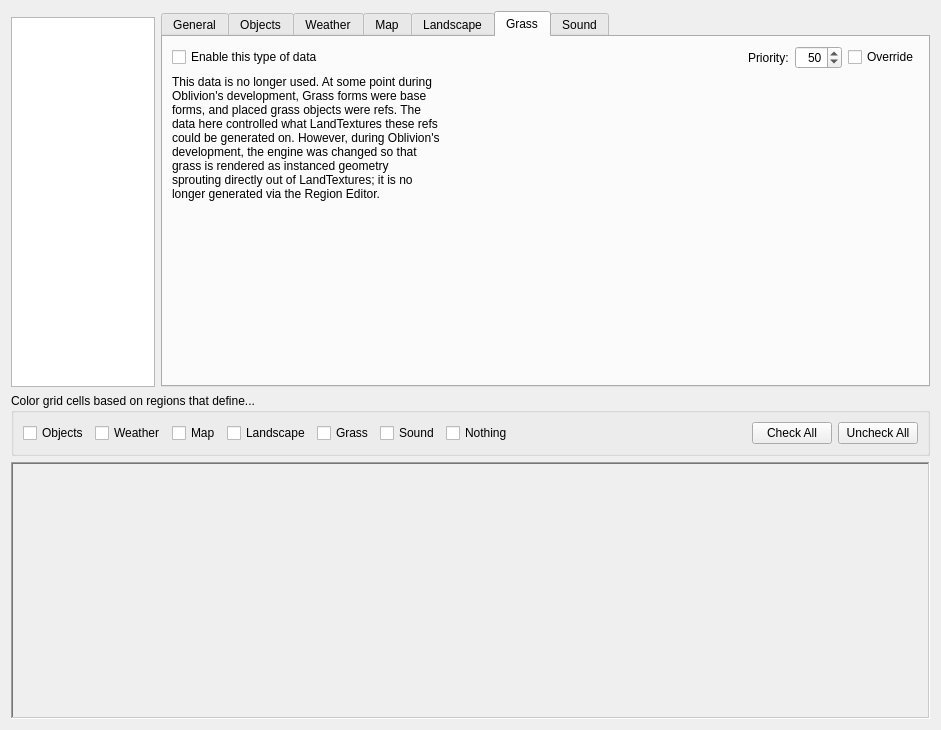
First picture: the form in native/src/DovahKit/ui/form_group_windows/region/region.ui, repository DavidJCobb/DovahKit, before the edit.
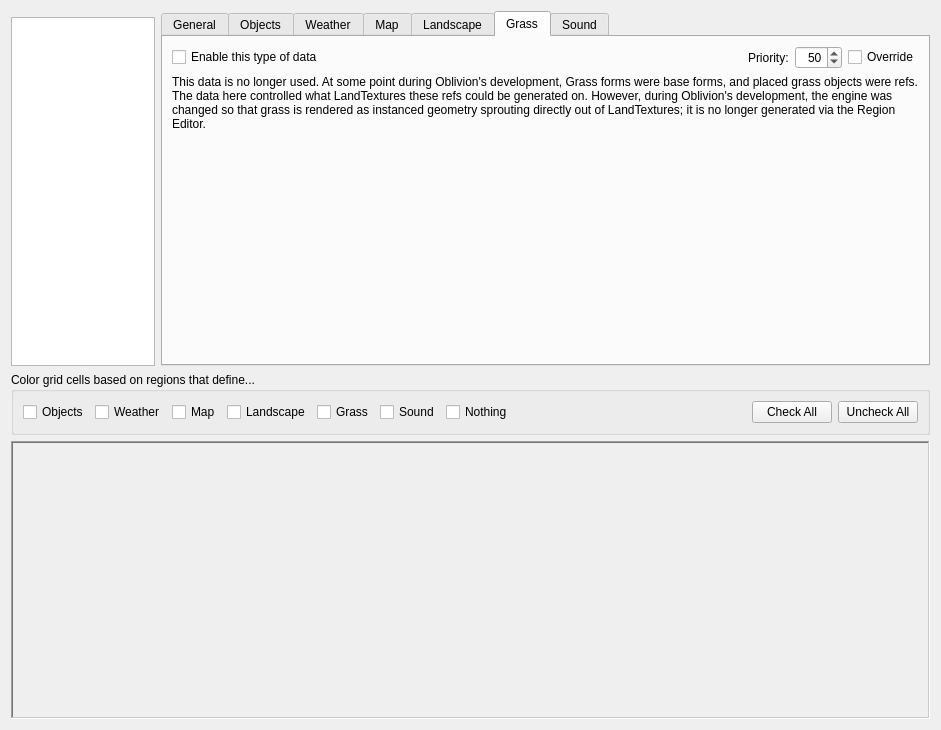
Second picture: the form after the edit. The open tabs and pages were chosen to show the change. Custom widgets are drawn as their Qt base class.

Diff of the .ui file:
```diff
--- a/native/src/DovahKit/ui/form_group_windows/region/region.ui
+++ b/native/src/DovahKit/ui/form_group_windows/region/region.ui
@@ -1143,7 +1143,7 @@
          <string>Grass</string>
         </attribute>
         <layout class="QGridLayout" name="gridLayout_17">
-         <item row="3" column="0">
+         <item row="2" column="0">
           <spacer name="verticalSpacer_6">
            <property name="orientation">
             <enum>Qt::Vertical</enum>
@@ -1151,7 +1151,7 @@
            <property name="sizeHint" stdset="0">
             <size>
              <width>8</width>
-             <height>173</height>
+             <height>184</height>
             </size>
            </property>
           </spacer>
@@ -1215,62 +1215,13 @@
           </layout>
          </item>
          <item row="1" column="0">
-          <widget class="QWidget" name="wordWrappingLabelsScrewUpTheTabHeightUnlessWeHaveAFixedHeightContainer" native="true">
-           <property name="minimumSize">
-            <size>
-             <width>0</width>
-             <height>100</height>
-            </size>
+          <widget class="QLabel" name="label_30">
+           <property name="text">
+            <string>&lt;p&gt;This data is no longer used. At some point during Oblivion's development, Grass forms were base forms, and placed grass objects were refs. The data here controlled what LandTextures these refs could be generated on. However, during Oblivion's development, the engine was changed so that grass is rendered as instanced geometry sprouting directly out of LandTextures; it is no longer generated via the Region Editor.&lt;/p&gt;</string>
            </property>
-           <property name="maximumSize">
-            <size>
-             <width>16777215</width>
-             <height>100</height>
-            </size>
+           <property name="wordWrap">
+            <bool>true</bool>
            </property>
-           <layout class="QGridLayout" name="gridLayout_19" rowstretch="0,1">
-            <property name="sizeConstraint">
-             <enum>QLayout::SetFixedSize</enum>
-            </property>
-            <property name="leftMargin">
-             <number>0</number>
-            </property>
-            <property name="topMargin">
-             <number>0</number>
-            </property>
-            <property name="rightMargin">
-             <number>0</number>
-            </property>
-            <property name="bottomMargin">
-             <number>0</number>
-            </property>
-            <property name="spacing">
-             <number>0</number>
-            </property>
-            <item row="0" column="0">
-             <widget class="QLabel" name="label_30">
-              <property name="text">
-               <string>&lt;p&gt;This data is no longer used. At some point during Oblivion's development, Grass forms were base forms, and placed grass objects were refs. The data here controlled what LandTextures these refs could be generated on. However, during Oblivion's development, the engine was changed so that grass is rendered as instanced geometry sprouting directly out of LandTextures; it is no longer generated via the Region Editor.&lt;/p&gt;</string>
-              </property>
-              <property name="wordWrap">
-               <bool>true</bool>
-              </property>
-             </widget>
-            </item>
-            <item row="1" column="0">
-             <spacer name="verticalSpacer_8">
-              <property name="orientation">
-               <enum>Qt::Vertical</enum>
-              </property>
-              <property name="sizeHint" stdset="0">
-               <size>
-                <width>8</width>
-                <height>0</height>
-               </size>
-              </property>
-             </spacer>
-            </item>
-           </layout>
           </widget>
          </item>
         </layout>
```
Left out of the diff: 8 changed lines with no effect on the pictures.
